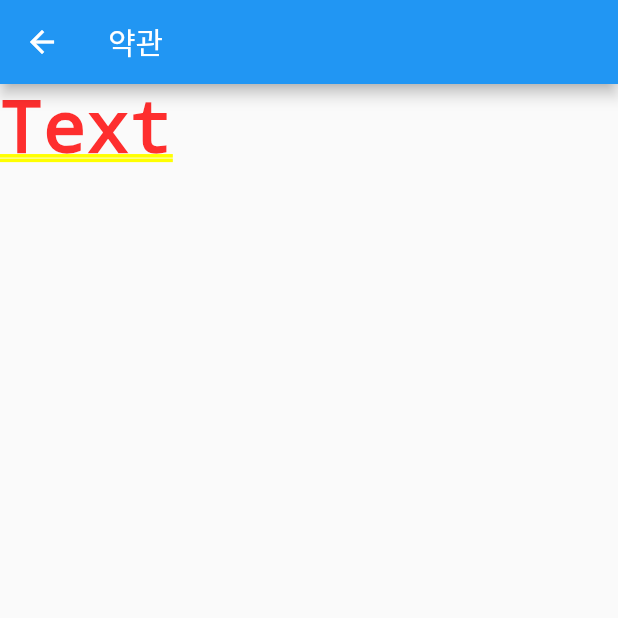
After one commit to yunsuhan0107/bundle-eats, a Flutter app: the PolicyPage screen opened directly, on a phone screen of 412 x 824 dp, the top half of it. The commit adds this screen. Run offline on Flutter 3.47's test engine with Material 2 defaults, Android fonts, the phone set to English and light mode, and no system bars; our stand-ins replace babstrap_settings_screen, flutter_svg; missing offline and left inert: shared_preferences_web.

Commit message:
Added Separate Navigators For Settings

```diff
--- /dev/null
+++ b/lib/screens/settings/announcements.dart
@@ -0,0 +1,12 @@
+import 'package:flutter/material.dart';
+
+class Announcements extends StatelessWidget {
+  const Announcements({Key? key}) : super(key: key);
+
+  @override
+  Widget build(BuildContext context) {
+    return const MaterialApp(
+      home: Text('Text'),
+    );
+  }
+}
--- /dev/null
+++ b/lib/screens/settings/bug_report.dart
@@ -0,0 +1,12 @@
+import 'package:flutter/material.dart';
+
+class BugReport extends StatelessWidget {
+  const BugReport({Key? key}) : super(key: key);
+
+  @override
+  Widget build(BuildContext context) {
+    return const MaterialApp(
+      home: Text('Text'),
+    );
+  }
+}
--- /dev/null
+++ b/lib/screens/settings/events.dart
@@ -0,0 +1,12 @@
+import 'package:flutter/material.dart';
+
+class Events extends StatelessWidget {
+  const Events({Key? key}) : super(key: key);
+
+  @override
+  Widget build(BuildContext context) {
+    return const MaterialApp(
+      home: Text('Text'),
+    );
+  }
+}
--- /dev/null
+++ b/lib/screens/settings/policy.dart
@@ -0,0 +1,12 @@
+import 'package:flutter/material.dart';
+
+class Policy extends StatelessWidget {
+  const Policy({Key? key}) : super(key: key);
+
+  @override
+  Widget build(BuildContext context) {
+    return const MaterialApp(
+      home: Text('Text'),
+    );
+  }
+}
--- /dev/null
+++ b/lib/screens/settings/user_settings.dart
@@ -0,0 +1,12 @@
+import 'package:flutter/material.dart';
+
+class UserSettings extends StatelessWidget {
+  const UserSettings({Key? key}) : super(key: key);
+
+  @override
+  Widget build(BuildContext context) {
+    return const MaterialApp(
+      home: Text('Text'),
+    );
+  }
+}
```
Also changed, not shown: lib/screens/settings/body.dart (+6 -4 lines), lib/screens/settings/settings.dart (+123 -9 lines), 1 other file.
